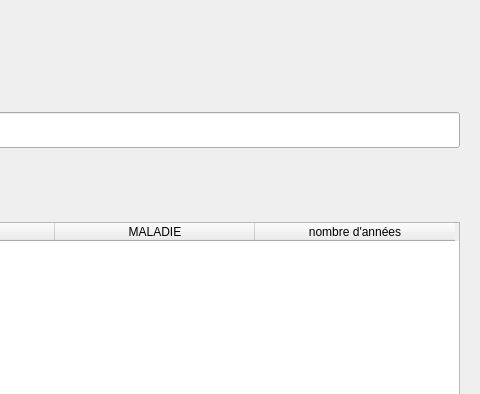
First picture: the form in Maladie/Afficher/afficher.ui, repository Mindblownserver/mini-project, before the edit; both pictures show x 366 to 846 and y 0 to 394 of the 846 by 591 pixel window.
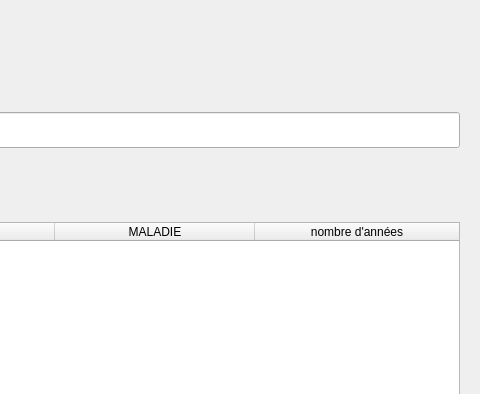
Second picture: the form after the edit. Icons and pictures are not drawn.

```diff
--- a/Maladie/Afficher/afficher.ui
+++ b/Maladie/Afficher/afficher.ui
@@ -202,6 +202,27 @@
         <property name="enabled">
          <bool>true</bool>
         </property>
+        <property name="styleSheet">
+         <string notr="true">QTableWidget {
+    selection-background-color: qlineargradient(x1: 0, y1: 0, x2: 0.5, y2: 0.5,
+                                stop: 0 #4776E6, stop: 1 #8E54E9);
+}
+
+QTableWidget QTableCornerButton::section {
+    background: rgb(28, 113, 216);
+    border: 2px outset rgb(28, 113, 216);
+}
+
+QTableWidget::indicator:unchecked {
+    background-color: #d7d6d5
+}</string>
+        </property>
+        <property name="gridStyle">
+         <enum>Qt::SolidLine</enum>
+        </property>
+        <property name="sortingEnabled">
+         <bool>true</bool>
+        </property>
         <attribute name="horizontalHeaderCascadingSectionResizes">
          <bool>true</bool>
         </attribute>
@@ -209,6 +230,9 @@
          <number>200</number>
         </attribute>
         <attribute name="horizontalHeaderStretchLastSection">
+         <bool>true</bool>
+        </attribute>
+        <attribute name="verticalHeaderVisible">
          <bool>false</bool>
         </attribute>
         <attribute name="verticalHeaderStretchLastSection">
```
